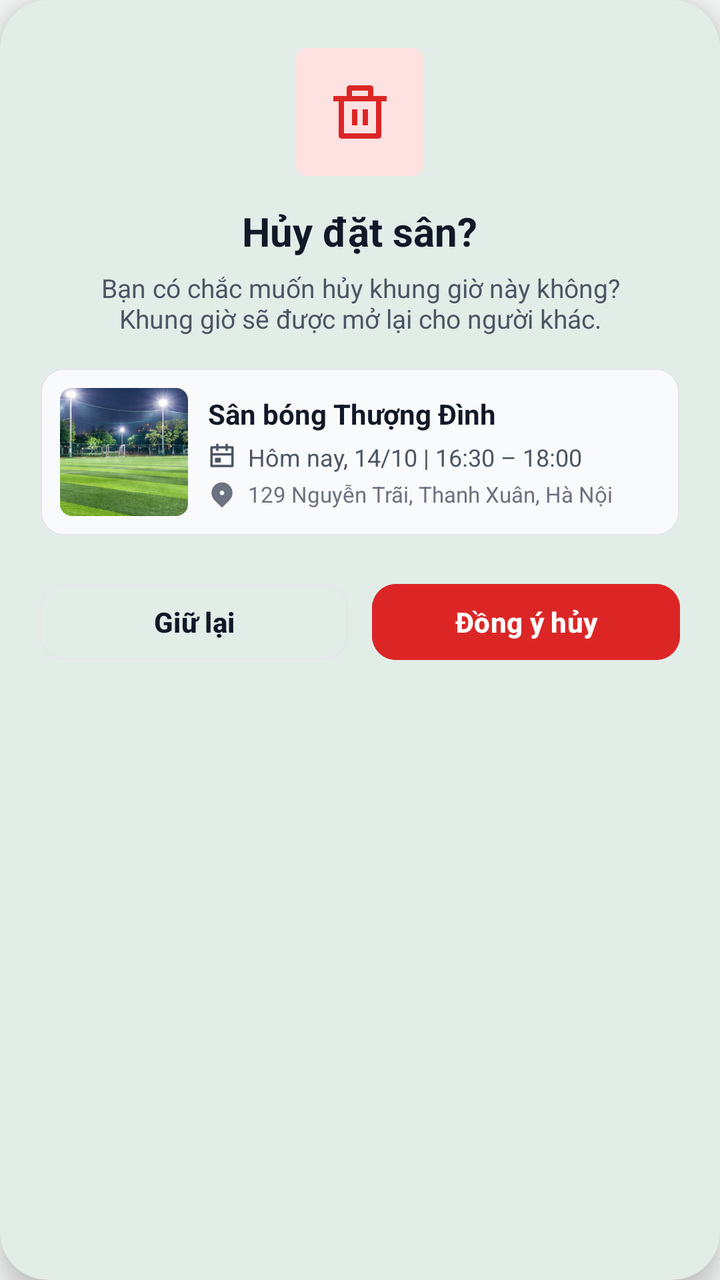
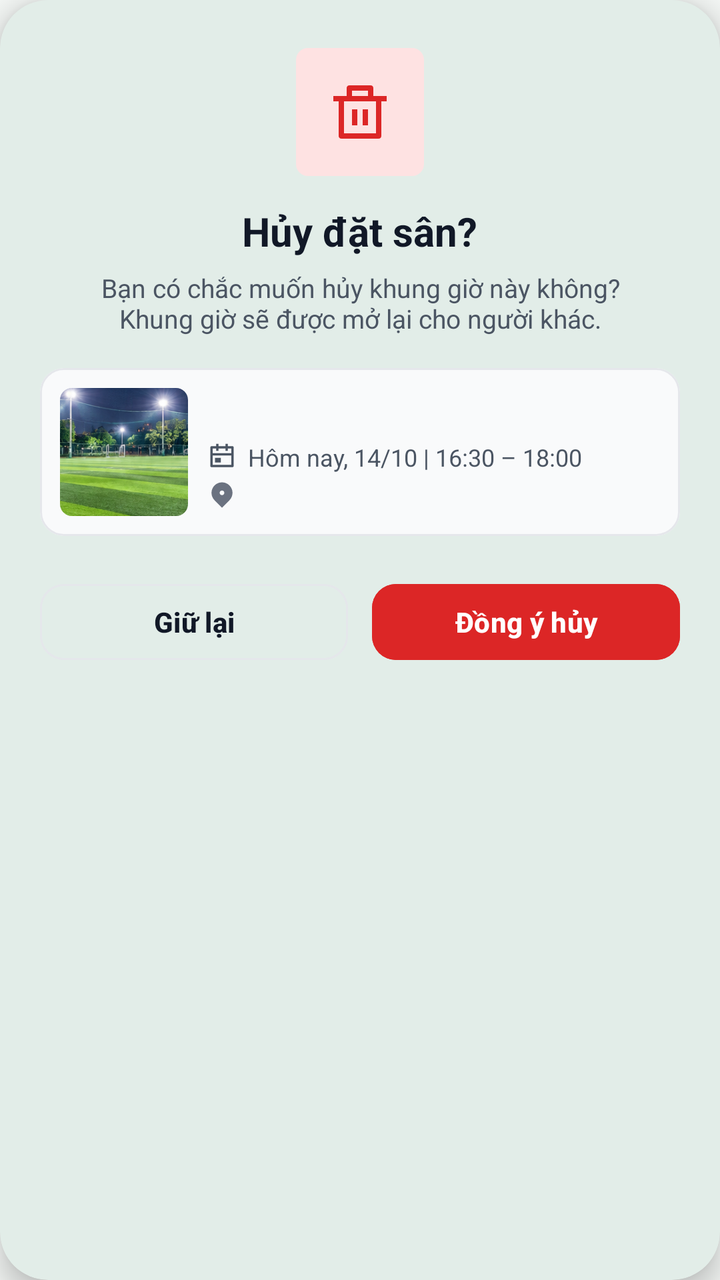

The first picture is an Android layout as it rendered before a commit; the second is the same layout after the commit. The layout source and the unified diff follow.
<!-- AndroidManifest.xml: application theme Theme.SanBong -->
<!-- res/layout/dialog_cancel_booking.xml -->
<?xml version="1.0" encoding="utf-8"?>
<com.google.android.material.card.MaterialCardView
    xmlns:android="http://schemas.android.com/apk/res/android"
    xmlns:app="http://schemas.android.com/apk/res-auto"
    android:layout_width="match_parent"
    android:layout_height="wrap_content"
    app:cardCornerRadius="24dp"
    app:cardElevation="8dp"
    app:cardBackgroundColor="@color/surface"
    app:strokeWidth="0dp">

    <LinearLayout
        android:layout_width="match_parent"
        android:layout_height="wrap_content"
        android:orientation="vertical"
        android:gravity="center_horizontal"
        android:padding="20dp">

        
        <FrameLayout
            android:layout_width="64dp"
            android:layout_height="64dp"
            android:layout_marginTop="4dp">

            <View
                android:layout_width="match_parent"
                android:layout_height="match_parent"
                android:background="@drawable/bg_rating_badge"
                android:backgroundTint="#FEE2E2" />

            <ImageView
                android:layout_width="32dp"
                android:layout_height="32dp"
                android:layout_gravity="center"
                android:src="@drawable/ic_ri_delete_bin"
                app:tint="#DC2626" />
        </FrameLayout>

        
        <TextView
            android:layout_width="wrap_content"
            android:layout_height="wrap_content"
            android:layout_marginTop="14dp"
            android:text="Hủy đặt sân?"
            android:textSize="20sp"
            android:textStyle="bold"
            android:textColor="@color/text_primary" />

        <TextView
            android:layout_width="wrap_content"
            android:layout_height="wrap_content"
            android:layout_marginTop="6dp"
            android:gravity="center"
            android:text="Bạn có chắc muốn hủy khung giờ này không?\nKhung giờ sẽ được mở lại cho người khác."
            android:textSize="13sp"
            android:textColor="@color/text_secondary" />

        
        <com.google.android.material.card.MaterialCardView
            android:layout_width="match_parent"
            android:layout_height="wrap_content"
            android:layout_marginTop="16dp"
            app:cardCornerRadius="12dp"
            app:cardElevation="0dp"
            app:strokeWidth="1dp"
            app:strokeColor="@color/border"
            app:cardBackgroundColor="#F9FAFB">

            <LinearLayout
                android:layout_width="match_parent"
                android:layout_height="wrap_content"
                android:orientation="horizontal"
                android:gravity="center_vertical"
                android:padding="10dp">

                <ImageView
                    android:id="@+id/ivDialogPitchImage"
                    android:layout_width="64dp"
                    android:layout_height="64dp"
                    android:scaleType="centerCrop"
                    android:background="@drawable/bg_rating_badge"
                    android:clipToOutline="true"
                    android:src="@drawable/img_pitch_1" />

                <LinearLayout
                    android:layout_width="0dp"
                    android:layout_height="wrap_content"
                    android:layout_weight="1"
                    android:layout_marginStart="10dp"
                    android:orientation="vertical">

                    <TextView
                        android:id="@+id/tvDialogPitchName"
                        android:layout_width="wrap_content"
                        android:layout_height="wrap_content"
                        android:text="Sân bóng Thượng Đình"
                        android:textSize="14sp"
                        android:textStyle="bold"
                        android:textColor="@color/text_primary" />

                    <LinearLayout
                        android:layout_width="match_parent"
                        android:layout_height="wrap_content"
                        android:layout_marginTop="4dp"
                        android:orientation="horizontal"
                        android:gravity="center_vertical">

                        <ImageView
                            android:layout_width="14dp"
                            android:layout_height="14dp"
                            android:src="@drawable/ic_ri_calendar"
                            app:tint="@color/text_secondary" />

                        <TextView
                            android:id="@+id/tvDialogDateTime"
                            android:layout_width="wrap_content"
                            android:layout_height="wrap_content"
                            android:layout_marginStart="6dp"
                            android:text="Hôm nay, 14/10 | 16:30 – 18:00"
                            android:textSize="12sp"
                            android:textColor="@color/text_secondary" />
                    </LinearLayout>

                    <LinearLayout
                        android:layout_width="match_parent"
                        android:layout_height="wrap_content"
                        android:layout_marginTop="3dp"
                        android:orientation="horizontal"
                        android:gravity="center_vertical">

                        <ImageView
                            android:layout_width="14dp"
                            android:layout_height="14dp"
                            android:src="@drawable/ic_ri_map_pin"
                            app:tint="@color/text_muted" />

                        <TextView
                            android:id="@+id/tvDialogAddress"
                            android:layout_width="wrap_content"
                            android:layout_height="wrap_content"
                            android:layout_marginStart="6dp"
                            android:text="129 Nguyễn Trãi, Thanh Xuân, Hà Nội"
                            android:textSize="11sp"
                            android:textColor="@color/text_muted" />
                    </LinearLayout>
                </LinearLayout>
            </LinearLayout>
        </com.google.android.material.card.MaterialCardView>

        
        <LinearLayout
            android:layout_width="match_parent"
            android:layout_height="wrap_content"
            android:layout_marginTop="20dp"
            android:orientation="horizontal">

            <com.google.android.material.button.MaterialButton
                android:id="@+id/btnKeepBooking"
                style="@style/Widget.Material3.Button.OutlinedButton"
                android:layout_width="0dp"
                android:layout_height="46dp"
                android:layout_weight="1"
                android:text="Giữ lại"
                android:textSize="14sp"
                android:textStyle="bold"
                android:textColor="@color/text_primary"
                app:strokeColor="@color/border"
                app:strokeWidth="1dp"
                app:cornerRadius="12dp" />

            <com.google.android.material.button.MaterialButton
                android:id="@+id/btnConfirmCancel"
                android:layout_width="0dp"
                android:layout_height="46dp"
                android:layout_weight="1"
                android:layout_marginStart="12dp"
                android:text="Đồng ý hủy"
                android:textSize="14sp"
                android:textStyle="bold"
                android:textColor="@color/surface"
                android:backgroundTint="#DC2626"
                app:strokeWidth="0dp"
                app:cornerRadius="12dp" />
        </LinearLayout>

    </LinearLayout>
</com.google.android.material.card.MaterialCardView>
<!-- resources referenced by this layout -->
<resources>
  <color name="border">#E5E7EB</color>
  <color name="surface">#FFFFFF</color>
  <color name="text_muted">#6B7280</color>
  <color name="text_primary">#111827</color>
  <color name="text_secondary">#4B5563</color>
  <!-- drawable bg_rating_badge (drawable) -->
  <?xml version="1.0" encoding="utf-8"?>
  <shape xmlns:android="http://schemas.android.com/apk/res/android">
      <solid android:color="@color/brand_100" />
      <corners android:radius="6dp" />
  </shape>
  <!-- drawable ic_ri_calendar (drawable) -->
  ﻿<vector xmlns:android="http://schemas.android.com/apk/res/android"
      android:width="24dp"
      android:height="24dp"
      android:viewportWidth="24"
      android:viewportHeight="24">
      <path
          android:fillColor="#FF000000"
          android:pathData="M9 1V3H15V1H17V3H21C21.5523 3 22 3.44772 22 4V20C22 20.5523 21.5523 21 21 21H3C2.44772 21 2 20.5523 2 20V4C2 3.44772 2.44772 3 3 3H7V1H9ZM20 11H4V19H20V11ZM11 13V17H6V13H11ZM7 5H4V9H20V5H17V7H15V5H9V7H7V5Z" />
  </vector>
  <!-- drawable ic_ri_delete_bin (drawable) -->
  ﻿<vector xmlns:android="http://schemas.android.com/apk/res/android"
      android:width="24dp"
      android:height="24dp"
      android:viewportWidth="24"
      android:viewportHeight="24">
      <path
          android:fillColor="#FF000000"
          android:pathData="M17 6H22V8H20V21C20 21.5523 19.5523 22 19 22H5C4.44772 22 4 21.5523 4 21V8H2V6H7V3C7 2.44772 7.44772 2 8 2H16C16.5523 2 17 2.44772 17 3V6ZM18 8H6V20H18V8ZM9 11H11V17H9V11ZM13 11H15V17H13V11ZM9 4V6H15V4H9Z" />
  </vector>
  <!-- drawable ic_ri_map_pin (drawable) -->
  ﻿<vector xmlns:android="http://schemas.android.com/apk/res/android"
      android:width="24dp"
      android:height="24dp"
      android:viewportWidth="24"
      android:viewportHeight="24">
      <path
          android:fillColor="#FF000000"
          android:pathData="M18.364 17.364L12 23.7279L5.63604 17.364C2.12132 13.8492 2.12132 8.15076 5.63604 4.63604C9.15076 1.12132 14.8492 1.12132 18.364 4.63604C21.8787 8.15076 21.8787 13.8492 18.364 17.364ZM12 13C13.1046 13 14 12.1046 14 11C14 9.89543 13.1046 9 12 9C10.8954 9 10 9.89543 10 11C10 12.1046 10.8954 13 12 13Z" />
  </vector>
  <!-- drawable img_pitch_1: png bitmap (drawable, 320190 bytes) -->
  <style name="Theme.SanBong" parent="Theme.Material3.DayNight.NoActionBar">
          
          <item name="colorPrimary">@color/brand_700</item>
          <item name="colorOnPrimary">@color/surface</item>
          <item name="colorPrimaryContainer">@color/brand_100</item>
          <item name="colorOnPrimaryContainer">@color/brand_950</item>
  
          
          <item name="colorSecondary">@color/brand_600</item>
          <item name="colorOnSecondary">@color/surface</item>
  
          
          <item name="android:colorBackground">@color/background</item>
          <item name="colorSurface">@color/surface</item>
          <item name="colorOnSurface">@color/text_primary</item>
          <item name="colorSurfaceVariant">@color/brand_50</item>
  
          
          <item name="android:statusBarColor">@color/brand_800</item>
          <item name="android:windowLightStatusBar">false</item>
  
          
          <item name="materialAlertDialogTheme">@style/ThemeOverlay.SanBong.MaterialAlertDialog</item>
          <item name="alertDialogTheme">@style/ThemeOverlay.SanBong.MaterialAlertDialog</item>
      </style>
  <color name="brand_100">#E6F4EA</color>
  <color name="brand_700">#0D683D</color>
  <color name="brand_950">#074528</color>
  <color name="brand_600">#10804D</color>
  <color name="background">#F4F7F5</color>
  <color name="brand_50">#F4FBF7</color>
  <color name="brand_800">#0A5C36</color>
  <style name="ThemeOverlay.SanBong.MaterialAlertDialog" parent="ThemeOverlay.Material3.MaterialAlertDialog">
          <item name="colorPrimary">@color/primary_green</item>
          <item name="colorSurface">@color/surface</item>
          <item name="colorOnSurface">@color/text_primary</item>
      </style>
  <color name="primary_green">#0A5C36</color>
</resources>

<!-- the commit's change to res/layout/dialog_cancel_booking.xml (unified diff, before → after) -->
@@ -93,7 +93,7 @@
                         android:id="@+id/tvDialogPitchName"
                         android:layout_width="wrap_content"
                         android:layout_height="wrap_content"
-                        android:text="Sân bóng Thượng Đình"
+                        android:text=""
                         android:textSize="14sp"
                         android:textStyle="bold"
                         android:textColor="@color/text_primary" />
@@ -139,7 +139,7 @@
                             android:layout_width="wrap_content"
                             android:layout_height="wrap_content"
                             android:layout_marginStart="6dp"
-                            android:text="129 Nguyễn Trãi, Thanh Xuân, Hà Nội"
+                            android:text=""
                             android:textSize="11sp"
                             android:textColor="@color/text_muted" />
                     </LinearLayout>
